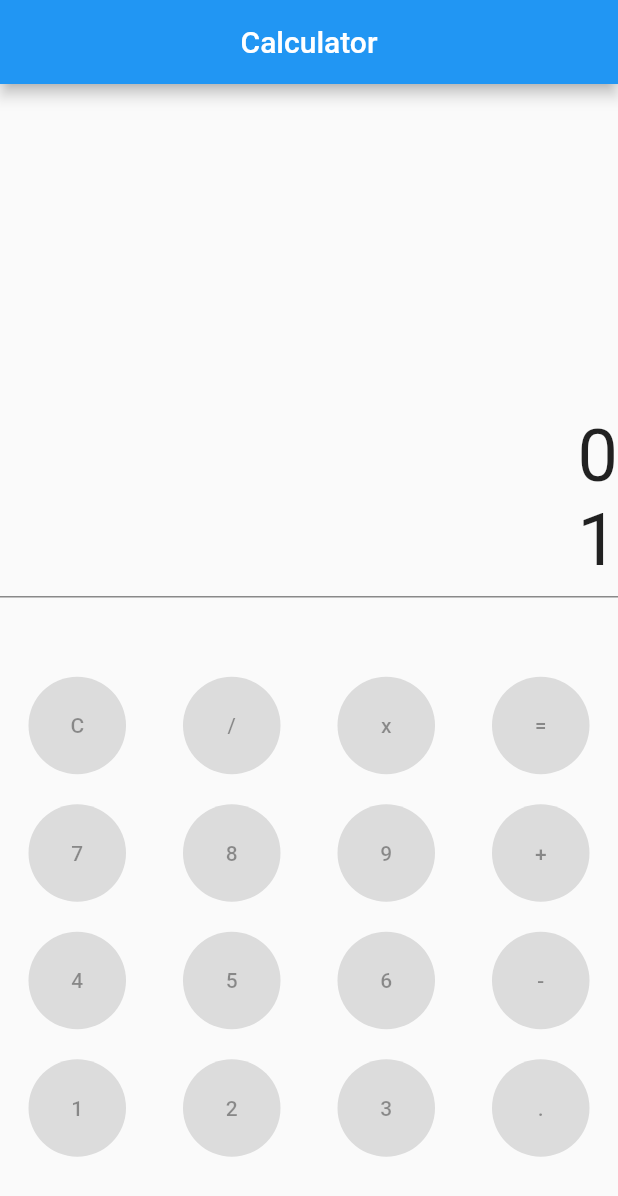
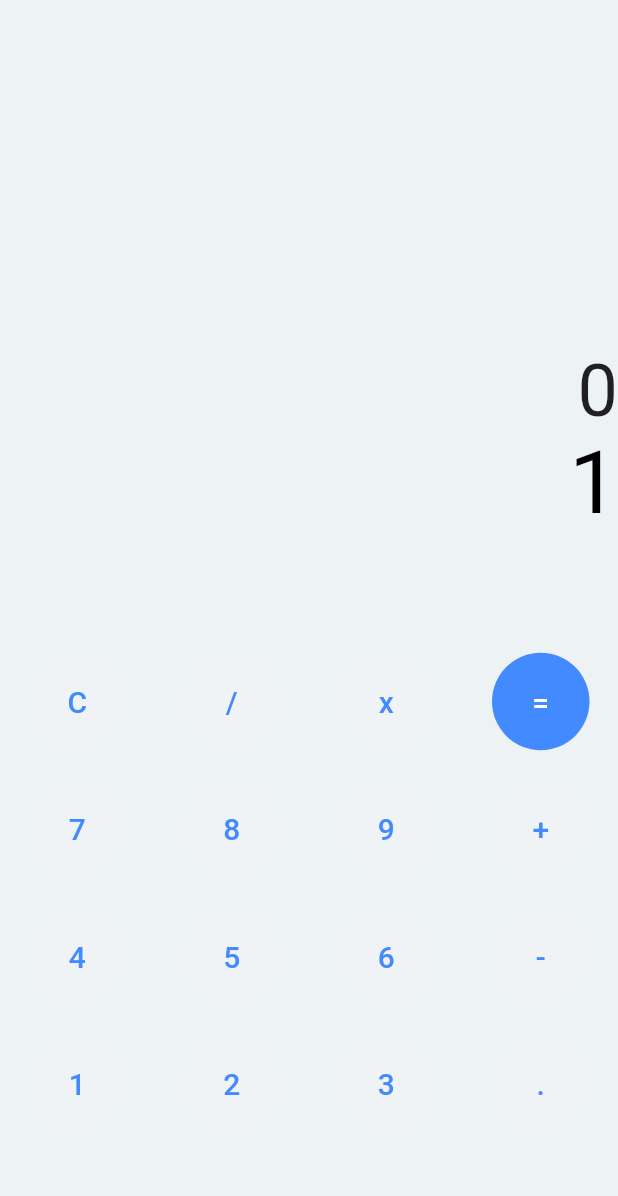
Before and after one commit to Inst1nct007/Calculator, a Flutter app: the screen it shows after launch, on a phone screen of 412 x 824 dp. Shown: the top 1196 px of the screen. Run offline on Flutter 3.47's test engine with Material 2 defaults, Android fonts, the phone set to English and light mode, and no system bars.

Commit message:
The UI is colored properly!

```diff
--- a/lib/main.dart
+++ b/lib/main.dart
@@ -20,17 +20,14 @@ class CalculatorApp extends StatefulWidget {
 
 class _CalculatorAppState extends State<CalculatorApp> {
 
-  Widget buildButton(String buttonText, double buttonMeasurement, Color buttonColor){
-    return ElevatedButton(onPressed: null, child: Container(height: buttonMeasurement, width: buttonMeasurement, alignment: Alignment.center, child: Text(buttonText),), style: ElevatedButton.styleFrom(shape: const CircleBorder()));
+  Widget buildButton(String buttonText, double buttonMeasurement, Color buttonColor, Color textColor){
+    return ElevatedButton(onPressed: (){}, child: Container(height: buttonMeasurement, width: buttonMeasurement, alignment: Alignment.center, child: Text(buttonText, style: TextStyle(color: textColor, fontSize: 20),),), style: ElevatedButton.styleFrom(shape: const CircleBorder(), primary: buttonColor, onPrimary: textColor, elevation: 0.0));
   }
   @override
   Widget build(BuildContext context) {
     return MaterialApp(
+      debugShowCheckedModeBanner: false,
       home: Scaffold(
-        appBar: AppBar(
-          title: const Text('Calculator'),
-          centerTitle: true,
-        ),
         body: Column(
           children: [
             Expanded(
@@ -38,22 +35,13 @@ class _CalculatorAppState extends State<CalculatorApp> {
                 mainAxisAlignment: MainAxisAlignment.end,
                 crossAxisAlignment: CrossAxisAlignment.stretch,
                 children:  [
-                  Container(alignment: Alignment.centerRight,child: const Text('0', style: TextStyle(fontSize: 48),)),
-                  Container(padding: const EdgeInsets.fromLTRB(0, 0, 0, 10.0),alignment: Alignment.centerRight,child: const Text('1', style: TextStyle(fontSize: 48),)),
+                  Container(alignment: Alignment.centerRight,child: const Text('0', style: TextStyle(fontSize: 48, color: Colors.black87),)),
+                  Container(padding: const EdgeInsets.fromLTRB(0, 0, 0, 10.0),alignment: Alignment.centerRight,child: const Text('1', style: TextStyle(fontSize: 58, color: Colors.black),)),
                 ],
               ),
               flex: 4,
             ),
             Expanded(
-              child: Container(
-                decoration: const BoxDecoration(
-                  border: Border(
-                    top: BorderSide(
-                      color: Colors.black45,
-                      width: 1,
-                    ),
-                  ),
-                ),
               child: Column(
                 mainAxisAlignment: MainAxisAlignment.center,
                 children: [
@@ -62,10 +50,10 @@ class _CalculatorAppState extends State<CalculatorApp> {
                     child: Row(
                       mainAxisAlignment: MainAxisAlignment.center,
                       children: [
-                          Expanded(child: buildButton('C', 65, Colors.white10), flex: 1,),
-                          Expanded(child: buildButton('/', 65, Colors.white10), flex: 1,),
-                          Expanded(child: buildButton('x', 65, Colors.white10), flex: 1,),
-                          Expanded(child: buildButton('=', 65, Colors.white10), flex: 1,),
+                        Expanded(child: buildButton('C', 65, Colors.white10, Colors.blueAccent), flex: 1,),
+                        Expanded(child: buildButton('/', 65, Colors.white10, Colors.blueAccent), flex: 1,),
+                        Expanded(child: buildButton('x', 65, Colors.white10, Colors.blueAccent), flex: 1,),
+                        Expanded(child: buildButton('=', 65, Colors.blueAccent, Colors.white), flex: 1,),
                       ],
                     ),
                   ),
@@ -74,10 +62,10 @@ class _CalculatorAppState extends State<CalculatorApp> {
                     child: Row(
                       mainAxisAlignment: MainAxisAlignment.center,
                       children: [
-                          Expanded(child: buildButton('7', 65, Colors.white10), flex: 1,),
-                          Expanded(child: buildButton('8', 65, Colors.white10), flex: 1,),
-                          Expanded(child: buildButton('9', 65, Colors.white10), flex: 1,),
-                          Expanded(child: buildButton('+', 65, Colors.white10), flex: 1,),
+                        Expanded(child: buildButton('7', 65, Colors.white10, Colors.blueAccent), flex: 1,),
+                        Expanded(child: buildButton('8', 65, Colors.white10, Colors.blueAccent), flex: 1,),
+                        Expanded(child: buildButton('9', 65, Colors.white10, Colors.blueAccent), flex: 1,),
+                        Expanded(child: buildButton('+', 65, Colors.white10, Colors.blueAccent), flex: 1,),
                       ],
                     ),
                   ),
@@ -86,10 +74,10 @@ class _CalculatorAppState extends State<CalculatorApp> {
                     child: Row(
                       mainAxisAlignment: MainAxisAlignment.center,
                       children: [
-                          Expanded(child: buildButton('4', 65, Colors.white10), flex: 1,),
-                          Expanded(child: buildButton('5', 65, Colors.white10), flex: 1,),
-                          Expanded(child: buildButton('6', 65, Colors.white10), flex: 1,),
-                          Expanded(child: buildButton('-', 65, Colors.white10), flex: 1,),
+                        Expanded(child: buildButton('4', 65, Colors.white10, Colors.blueAccent), flex: 1,),
+                        Expanded(child: buildButton('5', 65, Colors.white10, Colors.blueAccent), flex: 1,),
+                        Expanded(child: buildButton('6', 65, Colors.white10, Colors.blueAccent), flex: 1,),
+                        Expanded(child: buildButton('-', 65, Colors.white10, Colors.blueAccent), flex: 1,),
                       ],
                     ),
                   ),
@@ -98,20 +86,20 @@ class _CalculatorAppState extends State<CalculatorApp> {
                     child: Row(
                       mainAxisAlignment: MainAxisAlignment.center,
                       children: [
-                          Expanded(child: buildButton('1', 65, Colors.white10), flex: 1,),
-                          Expanded(child: buildButton('2', 65, Colors.white10), flex: 1,),
-                          Expanded(child: buildButton('3', 65, Colors.white10), flex: 1,),
-                          Expanded(child: buildButton('.', 65, Colors.white10), flex: 1,),
+                        Expanded(child: buildButton('1', 65, Colors.white10, Colors.blueAccent), flex: 1,),
+                        Expanded(child: buildButton('2', 65, Colors.white10, Colors.blueAccent), flex: 1,),
+                        Expanded(child: buildButton('3', 65, Colors.white10, Colors.blueAccent), flex: 1,),
+                        Expanded(child: buildButton('.', 65, Colors.white10, Colors.blueAccent), flex: 1,),
                       ],
                     ),
                   ),
                 ],
               ),
-              ),
               flex: 5,
             )
           ],
-        )
+        ),
+          backgroundColor: const Color(0xffedf2f4)
       ),
     );
   }
```
Lines whose indentation alone changed are shown as unchanged.
